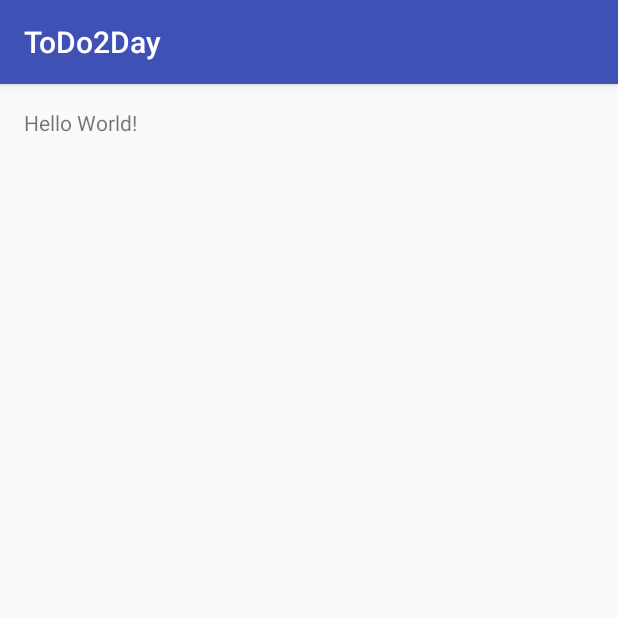
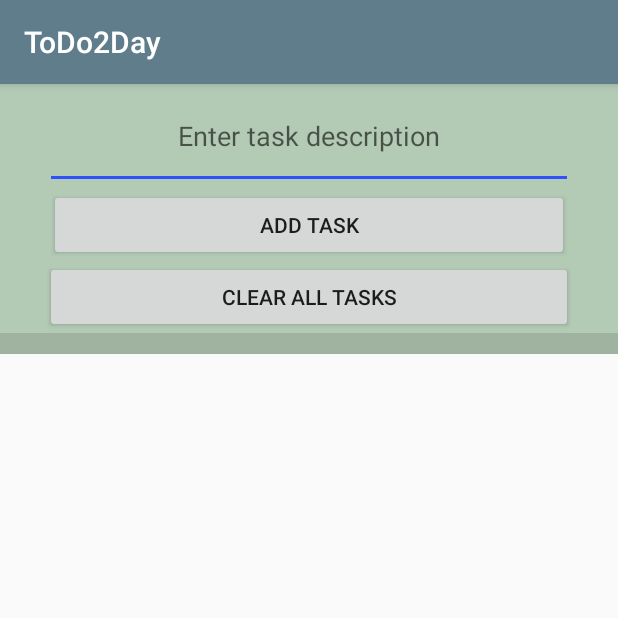
Before and after one commit to jkloppenburg1/ToDo2Day, an Android app: the screen it shows after launch (MainActivity), on a phone screen of 412 x 824 dp, the top half of it. Run offline under Robolectric (Android 15) with nearby library versions, the phone set to English and light mode, and no system bars.

```diff
--- a/app/src/main/java/com/example/jkloppenburg1/todo2day/MainActivity.java
+++ b/app/src/main/java/com/example/jkloppenburg1/todo2day/MainActivity.java
@@ -2,34 +2,100 @@ package com.example.jkloppenburg1.todo2day;
 
 import android.os.Bundle;
 import android.support.v7.app.AppCompatActivity;
-import android.util.Log;
+import android.view.View;
+import android.widget.CheckBox;
+import android.widget.EditText;
+import android.widget.ListView;
+import android.widget.Toast;
 
-import java.util.ArrayList;
+import java.util.List;
 
 public class MainActivity extends AppCompatActivity {
+
+    private DBHelper database;
+    private List<Task> taskList;
+    private TaskListAdapter taskListAdapter;
+
+    private EditText taskEditText;
+    private ListView taskListView;
 
     @Override
     protected void onCreate(Bundle savedInstanceState) {
         super.onCreate(savedInstanceState);
         setContentView(R.layout.activity_main);
 
-        // Let's make a DBHelper reference:
-        DBHelper db = new DBHelper(this);
 
         // FOR NOW (TEMPORARY), delete the old database, then create a new one
-        this.deleteDatabase(DBHelper.DATABASE_TABLE);
+    //    this.deleteDatabase(DBHelper.DATABASE_TABLE);
 
-        // Let's make a new task and add to database:
-        db.addTask(new Task(1, "Study for CS273", 0));
-        db.addTask(new Task(2, "Eat Tacos", 0));
-        db.addTask(new Task(3, "Solve World Hunger", 0));
-        db.addTask(new Task(4, "Set to Wumbo", 0));
-        db.addTask(new Task(5, "Use the Force", 0));
 
-        // Let's get all the tasks from the databse and print them with Log.i()
-        ArrayList<Task> allTasks = db.getAllTasks();
-        // Loop through each task, print to Log.i
-        for (Task singleTask : allTasks)
-            Log.i("DATABASE TASK", singleTask.toString());
+        // Let's make a DBHelper reference:
+        database = new DBHelper(this);
+
+        /*
+        database.addTask(new Task("Dummy task", 1));
+        database.addTask(new Task("Dummy task2", 0));
+        */
+
+
+        // Let's get all the tasks from the database and print them with Log.i()
+        taskList = database.getAllTasks();
+
+        // Let's create our custom task list adapter
+        // (We want to associate the adapter with context, the layout and the List)
+        taskListAdapter = new TaskListAdapter(this, R.layout.task_item, taskList);
+
+        // Connect the ListView with our layout
+        taskListView = (ListView) findViewById(R.id.taskListView);
+
+        // Associate the adapter with the list view
+        taskListView.setAdapter(taskListAdapter);
+
+        // Connect edit text with our layout
+        taskEditText = (EditText) findViewById(R.id.taskEditText);
+    }
+
+    public void addTask(View view)
+    {
+        String description = taskEditText.getText().toString();
+        if (description.isEmpty())
+        {
+            Toast.makeText(this, "Task description cannot be empty.", Toast.LENGTH_SHORT).show();
+        }
+        else
+        {
+            //Let's make a new Task
+            Task newTask = new Task(description, 0);
+            // Let's add the Task to the list adapter
+            taskListAdapter.add(newTask);
+            // Let's add the Task to the database
+            database.addTask(newTask);
+
+            taskEditText.setText("");
+        }
+    }
+
+    public void changeTaskStatus(View view)
+    {
+        if(view instanceof CheckBox)
+        {
+
+            CheckBox selectedCheckBox = (CheckBox) view;
+            Task selectedTask = (Task) selectedCheckBox.getTag();
+            selectedTask.setIsDone(selectedCheckBox.isChecked() ? 1 : 0);
+            // Update the selectedTas in the database
+            database.updateTask(selectedTask);
+        }
+
+    }
+
+    public void clearAllTasks(View view)
+    {
+        // Clear the List
+        taskList.clear();
+        // Delete all the tasks in the database
+        database.deleteAllTasks();
+        // Tell the TaskListAdapter to update itself
+        taskListAdapter.notifyDataSetChanged();
     }
 }
--- /dev/null
+++ b/app/src/main/java/com/example/jkloppenburg1/todo2day/TaskListAdapter.java
@@ -0,0 +1,67 @@
+package com.example.jkloppenburg1.todo2day;
+
+import android.app.Activity;
+import android.content.Context;
+import android.view.LayoutInflater;
+import android.view.View;
+import android.view.ViewGroup;
+import android.widget.ArrayAdapter;
+import android.widget.CheckBox;
+
+import java.util.ArrayList;
+import java.util.List;
+
+/**
+ * Helper class to provide custom adapter for the <code>Task</code> list.
+ */
+public class TaskListAdapter extends ArrayAdapter<Task> {
+
+    private Context mContext;
+    private List<Task> mTaskList = new ArrayList<>();
+    private int mResourceId;
+
+    private CheckBox mIsDoneCheckBox;
+
+    /**
+     * Creates a new <code>TaskListAdapter</code> given a mContext, resource id and list of tasks.
+     *
+     * @param c The mContext for which the adapter is being used (typically an activity)
+     * @param rId The resource id (typically the layout file name)
+     * @param tasks The list of tasks to display
+     */
+    public TaskListAdapter(Context c, int rId, List<Task> tasks) {
+        super(c, rId, tasks);
+        mContext = c;
+        mResourceId = rId;
+        mTaskList = tasks;
+    }
+
+    /**
+     * Gets the view associated with the layout (sets CheckBox content).
+     * @param pos The position of the Task selected.
+     * @param convertView The converted view.
+     * @param parent The parent - ArrayAdapter
+     * @return The new view with all content (CheckBox) set.
+     */
+    @Override
+    public View getView(int pos, View convertView, ViewGroup parent)
+    {
+        final Task selectedTask = mTaskList.get(pos);
+        LayoutInflater inflater =
+                (LayoutInflater) mContext.getSystemService(Activity.LAYOUT_INFLATER_SERVICE);
+        View view = inflater.inflate(mResourceId, null);
+
+        // Let's fill the check box with text and update status (checked or not checked)
+        mIsDoneCheckBox = (CheckBox) view.findViewById(R.id.isDoneCheckBox);
+        mIsDoneCheckBox.setText(selectedTask.getDescription());
+        mIsDoneCheckBox.setChecked(selectedTask.getIsDone() == 1 ? true : false);
+
+        // Let's associate each CheckBox with a specific Task
+        // Every View has a property called its "Tag"
+        // Tag is a  locker for one object
+        mIsDoneCheckBox.setTag(selectedTask);
+
+
+        return view;
+    }
+}
--- a/app/src/main/res/layout/activity_main.xml
+++ b/app/src/main/res/layout/activity_main.xml
@@ -1,17 +1,66 @@
 <?xml version="1.0" encoding="utf-8"?>
-<RelativeLayout xmlns:android="http://schemas.android.com/apk/res/android"
+<LinearLayout
+    xmlns:android="http://schemas.android.com/apk/res/android"
     xmlns:tools="http://schemas.android.com/tools"
     android:id="@+id/activity_main"
     android:layout_width="match_parent"
     android:layout_height="match_parent"
-    android:paddingBottom="@dimen/activity_vertical_margin"
-    android:paddingLeft="@dimen/activity_horizontal_margin"
-    android:paddingRight="@dimen/activity_horizontal_margin"
-    android:paddingTop="@dimen/activity_vertical_margin"
-    tools:context="com.example.jkloppenburg1.todo2day.MainActivity">
+    tools:context="edu.orangecoastcollege.cs273.mpaulding.todo2day.MainActivity"
+    android:orientation="vertical">
 
-    <TextView
+    <RelativeLayout
+        android:id="@+id/relativeLayout1"
         android:layout_width="wrap_content"
         android:layout_height="wrap_content"
-        android:text="Hello World!" />
-</RelativeLayout>
+        android:background="@color/aqua"
+        android:paddingLeft="30dp"
+        android:paddingRight="30dp" >
+
+        <EditText
+            android:id="@+id/taskEditText"
+            android:layout_width="match_parent"
+            android:layout_height="70dp"
+            android:layout_alignParentLeft="true"
+            android:layout_alignParentTop="true"
+            android:ems="10"
+            android:gravity="center_horizontal|center_vertical"
+            android:hint="@string/task" >
+
+            <requestFocus />
+        </EditText>
+
+        <Button
+            android:id="@+id/addTaskButton"
+            android:layout_width="match_parent"
+            android:layout_height="wrap_content"
+            android:layout_below="@+id/taskEditText"
+            android:layout_centerHorizontal="true"
+            android:layout_marginRight="5dp"
+            android:text="@string/add"
+            android:onClick="addTask"/>
+
+        <Button
+            android:id="@+id/clearAllTasksButton"
+            android:layout_width="match_parent"
+            android:layout_height="wrap_content"
+            android:layout_below="@+id/addTaskButton"
+            android:layout_centerHorizontal="true"
+            android:onClick="clearAllTasks"
+            android:text="@string/delete" />
+
+    </RelativeLayout>
+
+    <ListView
+        android:id="@+id/taskListView"
+        android:layout_width="match_parent"
+        android:layout_height="wrap_content"
+        android:layout_alignParentLeft="true"
+        android:layout_below="@+id/relativeLayout1"
+        android:background="@color/dark_aqua"
+        android:paddingBottom="4dp"
+        android:paddingLeft="30dp"
+        android:paddingRight="30dp"
+        android:paddingTop="10dp" >
+
+    </ListView>
+</LinearLayout>
--- a/app/src/main/res/values/colors.xml
+++ b/app/src/main/res/values/colors.xml
@@ -1,6 +1,10 @@
 <?xml version="1.0" encoding="utf-8"?>
 <resources>
-    <color name="colorPrimary">#3F51B5</color>
-    <color name="colorPrimaryDark">#303F9F</color>
-    <color name="colorAccent">#FF4081</color>
+    <color name="colorPrimary">#607d8b</color>
+    <color name="colorPrimaryDark">#455a64</color>
+    <color name="colorAccent">#304ffe</color>
+    <color name="yellow">#fffffba1</color>
+    <color name="aqua">#B3CAB5</color>
+    <color name="cream">#c2d5da</color>
+    <color name="dark_aqua">#9fb3a0</color>
 </resources>
--- a/app/src/main/res/values/strings.xml
+++ b/app/src/main/res/values/strings.xml
@@ -1,3 +1,7 @@
 <resources>
     <string name="app_name">ToDo2Day</string>
+    <string name="add">Add Task</string>
+    <string name="task">Enter task description</string>
+    <string name="delete">Clear all Tasks</string>
+    <string name="desc">Description</string>
 </resources>
```
Also changed, not shown: app/src/main/java/com/example/jkloppenburg1/todo2day/DBHelper.java (+32 -3 lines), app/src/main/java/com/example/jkloppenburg1/todo2day/Task.java (+14 -0 lines), app/src/main/res/layout/task_item.xml (added, +17 -0 lines).
